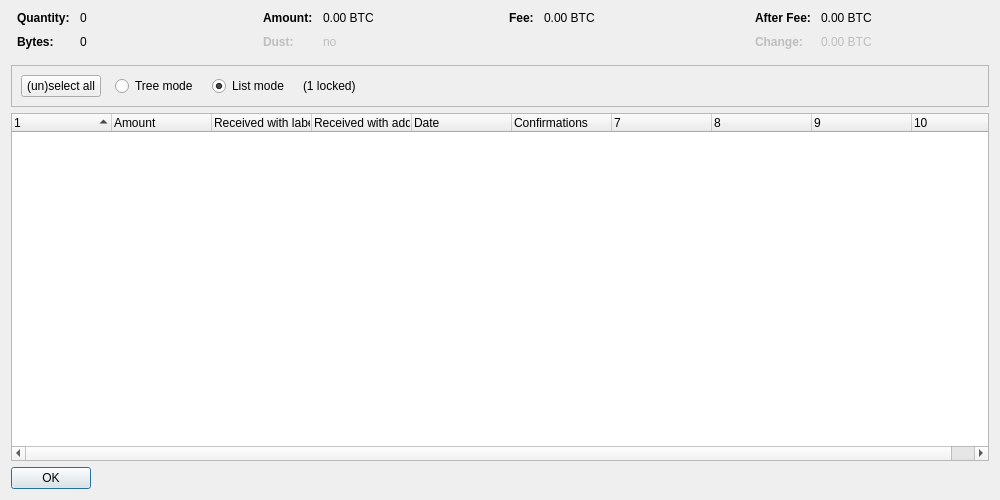
BlueDragon747/lithium, file src/qt/forms/coincontroldialog.ui: the form before one commit.
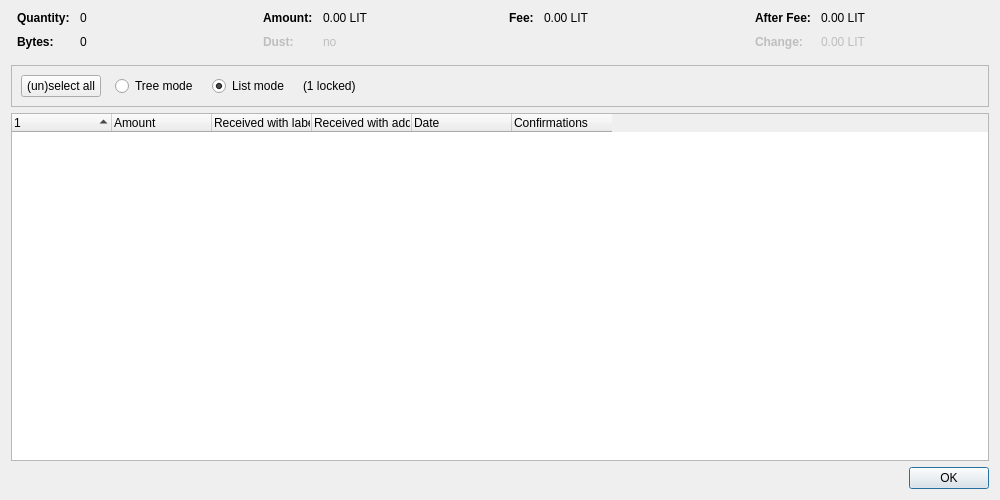
The form after the commit. Custom widgets are drawn as their Qt base class.

```diff
--- a/src/qt/forms/coincontroldialog.ui
+++ b/src/qt/forms/coincontroldialog.ui
@@ -132,7 +132,7 @@
           <enum>Qt::ActionsContextMenu</enum>
          </property>
          <property name="text">
-          <string notr="true">0.00 BTC</string>
+          <string notr="true">0.00 LIT</string>
          </property>
          <property name="textInteractionFlags">
           <set>Qt::LinksAccessibleByMouse|Qt::TextSelectableByKeyboard|Qt::TextSelectableByMouse</set>
@@ -212,7 +212,7 @@
           <enum>Qt::ActionsContextMenu</enum>
          </property>
          <property name="text">
-          <string notr="true">0.00 BTC</string>
+          <string notr="true">0.00 LIT</string>
          </property>
          <property name="textInteractionFlags">
           <set>Qt::LinksAccessibleByMouse|Qt::TextSelectableByKeyboard|Qt::TextSelectableByMouse</set>
@@ -257,7 +257,7 @@
           <enum>Qt::ActionsContextMenu</enum>
          </property>
          <property name="text">
-          <string notr="true">0.00 BTC</string>
+          <string notr="true">0.00 LIT</string>
          </property>
          <property name="textInteractionFlags">
           <set>Qt::LinksAccessibleByMouse|Qt::TextSelectableByKeyboard|Qt::TextSelectableByMouse</set>
@@ -292,7 +292,7 @@
           <enum>Qt::ActionsContextMenu</enum>
          </property>
          <property name="text">
-          <string notr="true">0.00 BTC</string>
+          <string notr="true">0.00 LIT</string>
          </property>
          <property name="textInteractionFlags">
           <set>Qt::LinksAccessibleByMouse|Qt::TextSelectableByKeyboard|Qt::TextSelectableByMouse</set>
@@ -402,7 +402,7 @@
       <bool>false</bool>
      </property>
      <property name="columnCount">
-      <number>10</number>
+      <number>6</number>
      </property>
      <attribute name="headerShowSortIndicator" stdset="0">
       <bool>true</bool>
@@ -467,12 +467,6 @@
    </item>
    <item>
     <widget class="QDialogButtonBox" name="buttonBox">
-     <property name="sizePolicy">
-      <sizepolicy hsizetype="Maximum" vsizetype="Fixed">
-       <horstretch>0</horstretch>
-       <verstretch>0</verstretch>
-      </sizepolicy>
-     </property>
      <property name="orientation">
       <enum>Qt::Horizontal</enum>
      </property>
```
Left out of the diff: 2 changed lines with no effect on the pictures.
